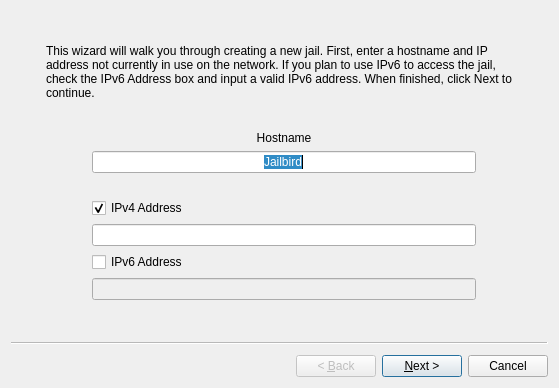
Above: src-qt4/warden-gui/wizardNewJail.ui from trueos/pcbsd before the change. Below: the same form after it.
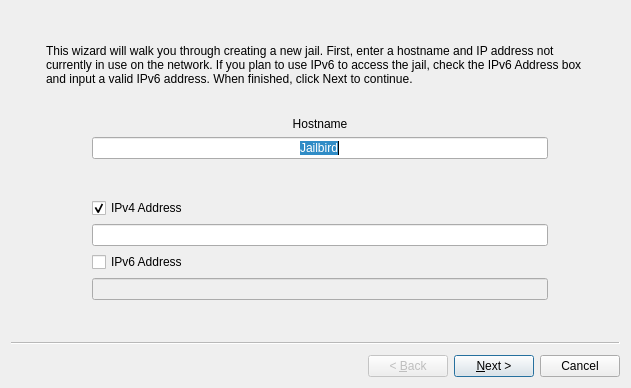
That is the form after the change. Icons and pictures are not drawn.

Commit message:
Fix a typo in warden gui
Thanks Dru!

The edit to the form file:
```diff
--- a/src-qt4/warden-gui/wizardNewJail.ui
+++ b/src-qt4/warden-gui/wizardNewJail.ui
@@ -6,7 +6,7 @@
    <rect>
     <x>0</x>
     <y>0</y>
-    <width>559</width>
+    <width>631</width>
     <height>388</height>
    </rect>
   </property>
```
Left out of the diff: 2 changed lines with no effect on the pictures.
